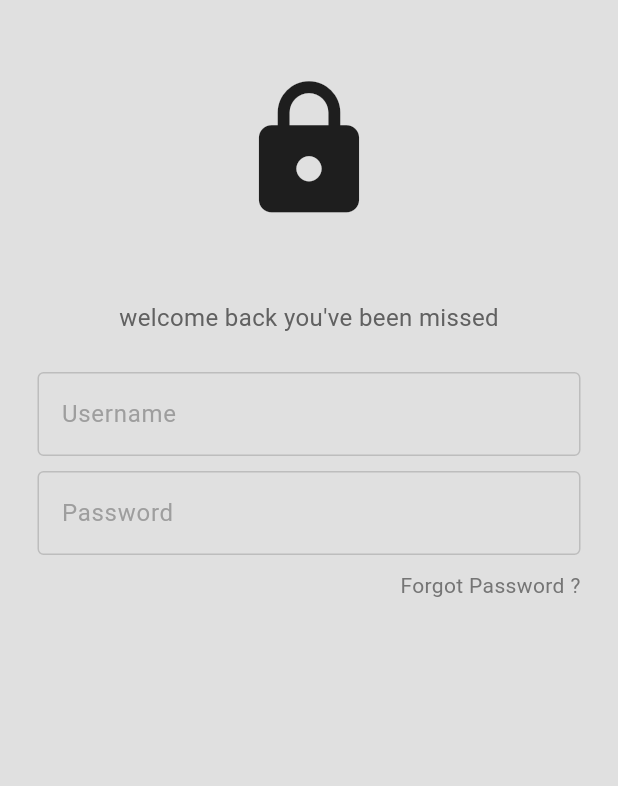
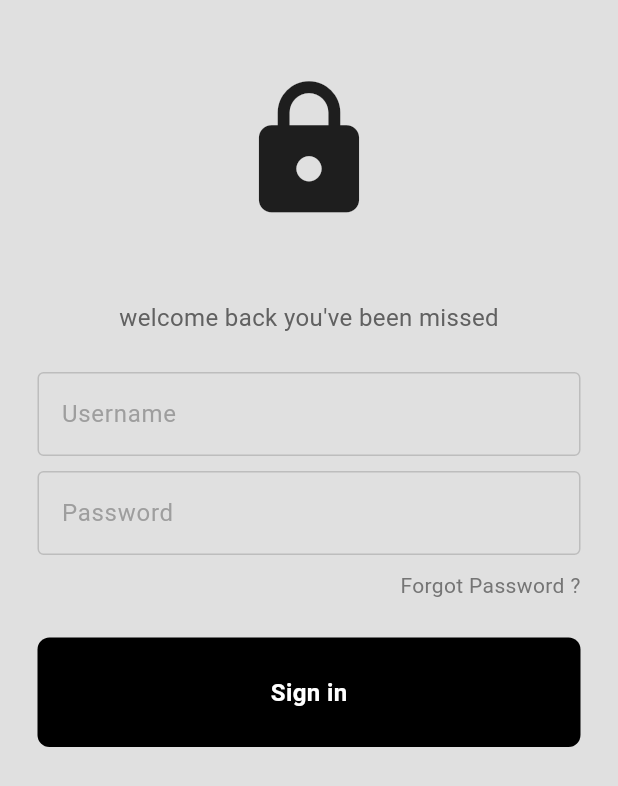
Before and after one commit to Darrylwin/goole_sign, a Flutter app: the screen it shows after launch, on a phone screen of 412 x 824 dp. Shown: the top 786 px of the screen. Run offline on Flutter 3.47's test engine with Material 3 defaults, Android fonts, the phone set to English and light mode, and no system bars.

Commit message:
utilisation de la classe MyButton pour créer le boutton "Sign in

```diff
--- a/lib/pages/login_page.dart
+++ b/lib/pages/login_page.dart
@@ -1,4 +1,5 @@
 import 'package:flutter/material.dart';
+import 'package:goole_sign/components/my_button.dart';
 import 'package:goole_sign/components/my_textfield.dart';
 
 class LoginPage extends StatelessWidget {
@@ -80,7 +81,12 @@ class LoginPage extends StatelessWidget {
               ),
             ),
 
+            const SizedBox(
+              height: 25,
+            ),
+
             // sign in button
+            MyButton(),
 
             // or contiue with
 
```
